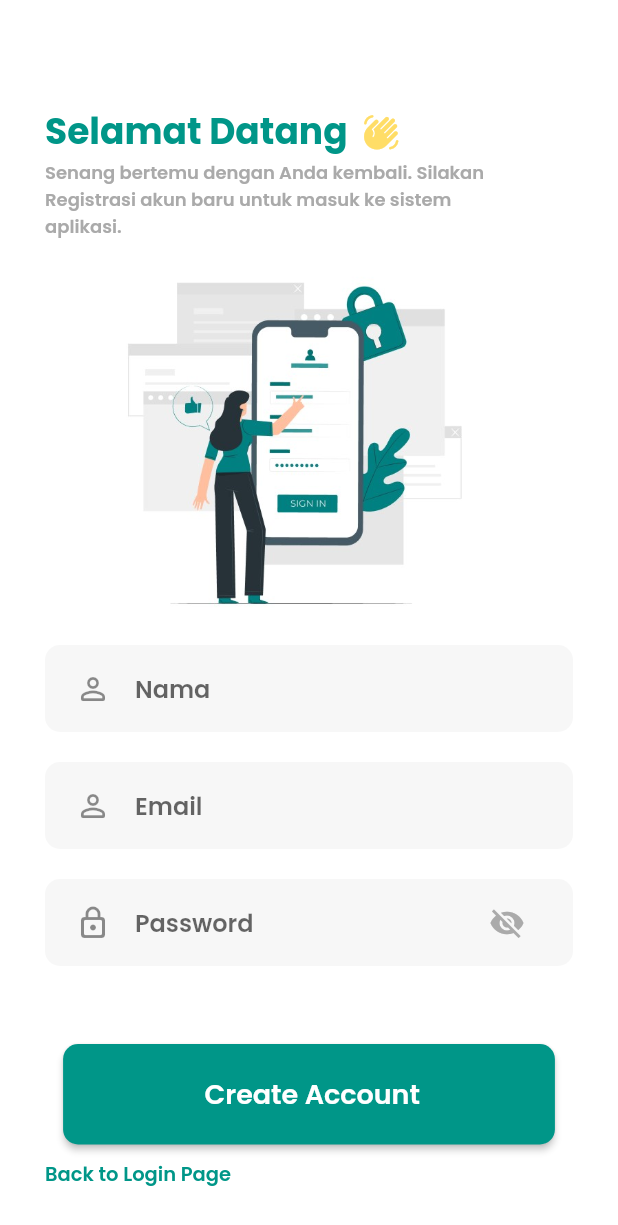
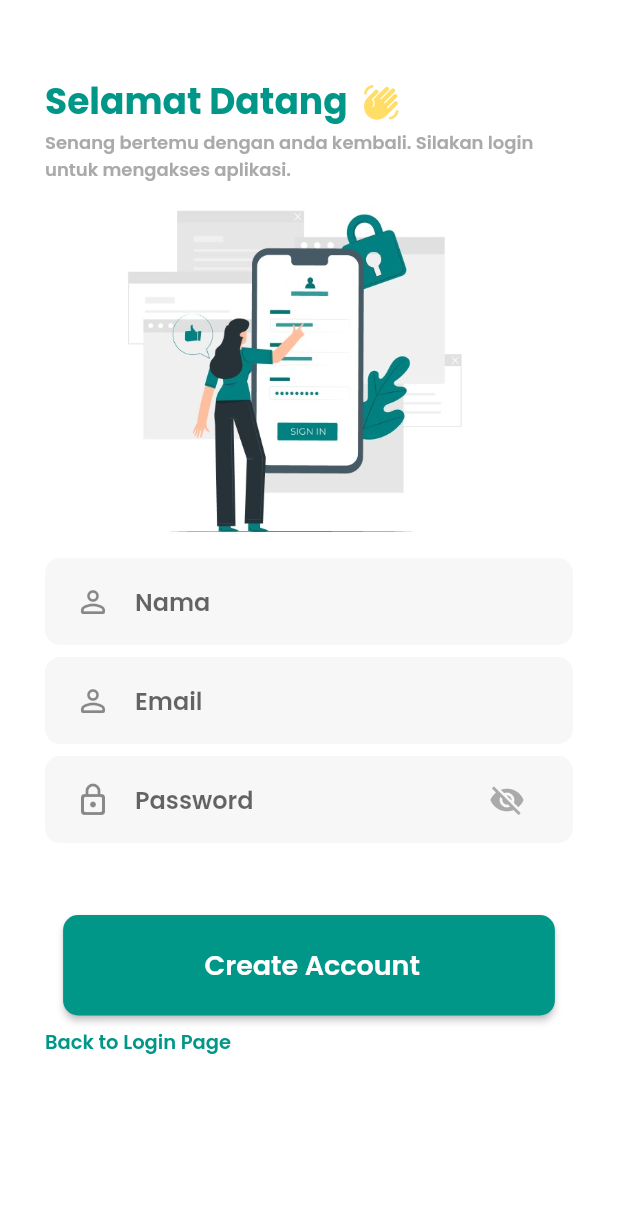
Before and after one commit to putrosetyoko/consultant-app, a Flutter app: the RegisterPage screen opened directly, on a phone screen of 412 x 824 dp. Shown: the top 1225 px of the screen. Run offline on Flutter 3.47's test engine with Material 2 defaults, Android fonts, the phone set to English and light mode, and no system bars; our stand-ins replace cloud_firestore, file_picker, firebase_auth, firebase_core, firebase_messaging, firebase_storage and 1 more; missing offline and left inert: firebase_app_check, iconify_flutter; accounts and stored records are empty; network calls fail.

```diff
--- a/lib/screens/auth/register_page.dart
+++ b/lib/screens/auth/register_page.dart
@@ -29,11 +29,14 @@ class _RegisterPageState extends State<RegisterPage> {
     return Scaffold(
       backgroundColor: const Color.fromRGBO(255, 255, 255, 1),
       body: SingleChildScrollView(
-          padding: const EdgeInsets.only(top: 70, left: 30, right: 30),
+          padding:
+              const EdgeInsets.only(top: 50, left: 30, right: 30, bottom: 20),
           child: Column(
             children: [
+              Column(
+                children: [
                   Row(
-                children: const [
+                    children: [
                       Text(
                         "Selamat Datang",
                         style: TextStyle(
@@ -43,9 +46,7 @@ class _RegisterPageState extends State<RegisterPage> {
                           color: Colors.teal,
                         ),
                       ),
-                  SizedBox(
-                    width: 10,
-                  ),
+                      SizedBox(width: 10),
                       Icon(
                         Icons.waving_hand_rounded,
                         color: Color.fromRGBO(255, 221, 103, 1),
@@ -53,10 +54,8 @@ class _RegisterPageState extends State<RegisterPage> {
                       ),
                     ],
                   ),
-              Row(
-                children: const [
                   Text(
-                    "Senang bertemu dengan Anda kembali. Silakan",
+                    'Senang bertemu dengan anda kembali. Silakan login untuk mengakses aplikasi.',
                     style: TextStyle(
                       fontSize: 12,
                       fontWeight: FontWeight.w600,
@@ -65,35 +64,6 @@ class _RegisterPageState extends State<RegisterPage> {
                     ),
                   ),
                 ],
-              ),
-              Row(
-                children: const [
-                  Text(
-                    "Registrasi akun baru untuk masuk ke sistem",
-                    style: TextStyle(
-                      fontSize: 12,
-                      fontWeight: FontWeight.w600,
-                      fontFamily: "Poppins",
-                      color: Color.fromRGBO(170, 170, 170, 1),
-                    ),
-                  )
-                ],
-              ),
-              Row(
-                children: const [
-                  Text(
-                    "aplikasi.",
-                    style: TextStyle(
-                      fontSize: 12,
-                      fontWeight: FontWeight.w600,
-                      fontFamily: "Poppins",
-                      color: Color.fromRGBO(170, 170, 170, 1),
-                    ),
-                  )
-                ],
-              ),
-              const SizedBox(
-                height: 10,
               ),
               Row(
                 children: [
@@ -105,7 +75,6 @@ class _RegisterPageState extends State<RegisterPage> {
                 ],
               ),
               Container(
-                margin: const EdgeInsets.symmetric(vertical: 10),
                 padding:
                     const EdgeInsets.symmetric(horizontal: 20, vertical: 5),
                 decoration: BoxDecoration(
@@ -121,9 +90,8 @@ class _RegisterPageState extends State<RegisterPage> {
                   ),
                 ),
               ),
-              // const SizedBox(height:500,),
+              SizedBox(height: 8),
               Container(
-                margin: const EdgeInsets.symmetric(vertical: 10),
                 padding:
                     const EdgeInsets.symmetric(horizontal: 20, vertical: 5),
                 decoration: BoxDecoration(
@@ -139,8 +107,8 @@ class _RegisterPageState extends State<RegisterPage> {
                   ),
                 ),
               ),
+              SizedBox(height: 8),
               Container(
-                margin: const EdgeInsets.symmetric(vertical: 10),
                 padding:
                     const EdgeInsets.symmetric(horizontal: 20, vertical: 5),
                 decoration: BoxDecoration(
@@ -168,15 +136,21 @@ class _RegisterPageState extends State<RegisterPage> {
                   obscureText: !isPasswordVisible,
                 ),
               ),
-              Text(errorMessage),
-              const SizedBox(
-                height: 1,
+              SizedBox(height: 8),
+              Container(
+                height: 40,
+                padding: EdgeInsets.symmetric(horizontal: 10),
+                child: Align(
+                  alignment: Alignment.topLeft,
+                  child: Text(
+                    errorMessage,
+                    style: TextStyle(fontSize: 12),
+                    textAlign: TextAlign.start,
+                  ),
+                ),
               ),
               Column(
                 children: [
-                  const SizedBox(
-                    height: 20,
-                  ),
                   ElevatedButton(
                     child: const Text(
                       " Create Account",
@@ -197,7 +171,7 @@ class _RegisterPageState extends State<RegisterPage> {
                     ),
                     onPressed: register,
                   ),
-                  SizedBox(height: 10),
+                  SizedBox(height: 8),
                   Row(
                     mainAxisAlignment: MainAxisAlignment.start,
                     children: [
--- a/lib/screens/home_page.dart
+++ b/lib/screens/home_page.dart
@@ -66,8 +66,8 @@ class _HomePageState extends State<HomePage> {
       children: [
         header(),
         SizedBox(height: 32),
-        card(),
-        // stack(),
+        // card(),
+        stack(),
         SizedBox(height: 24),
         services(),
         SizedBox(height: 24),
@@ -307,7 +307,11 @@ class _HomePageState extends State<HomePage> {
   }
 
   Widget stack() {
-    return Positioned(
+    return Stack(
+      clipBehavior: Clip.none,
+      children: [
+        card(),
+        Positioned(
           top: -10,
           bottom: -10,
           left: 0,
@@ -321,6 +325,8 @@ class _HomePageState extends State<HomePage> {
               ),
             ),
           ),
+        )
+      ],
     );
   }
 
```
Lines whose indentation alone changed are shown as unchanged.
